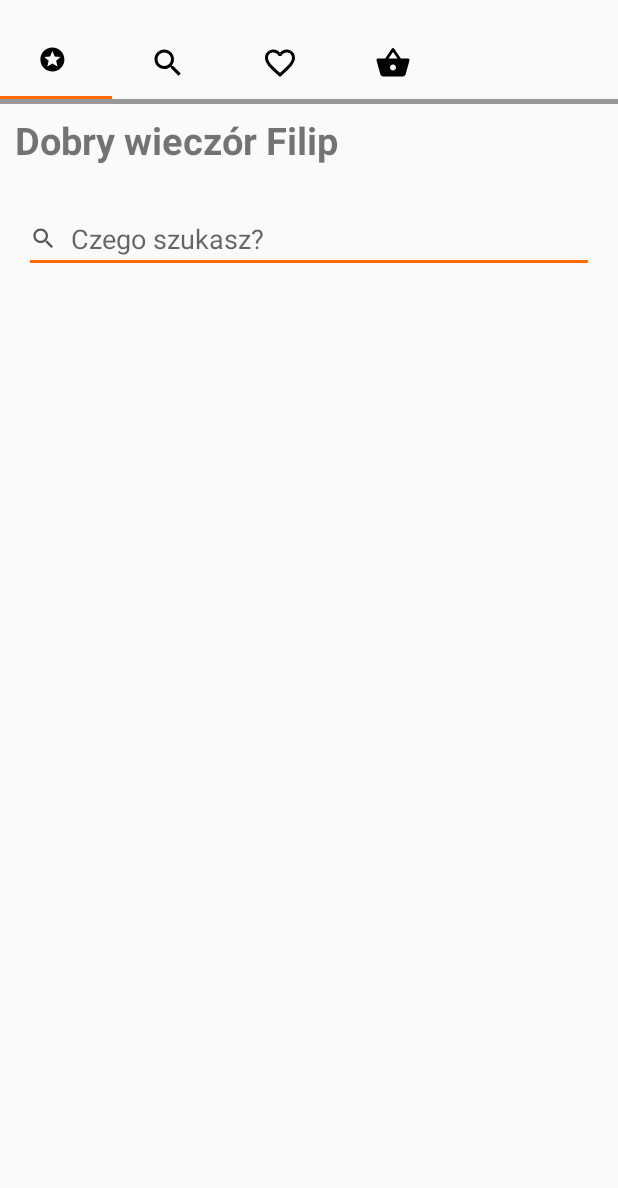
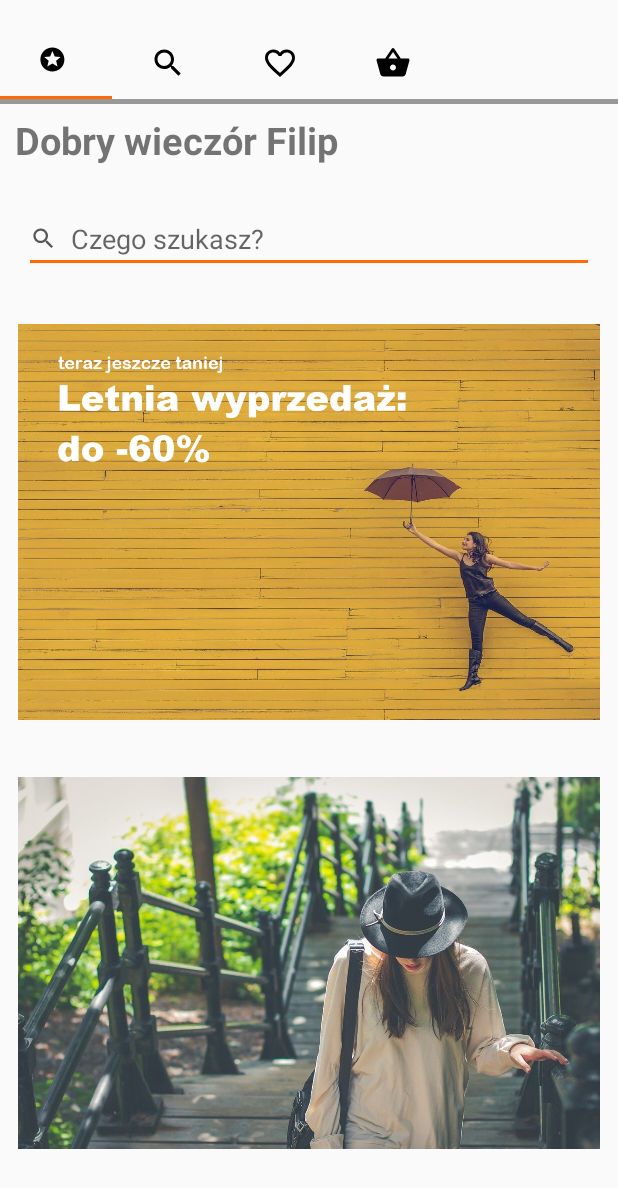
Before and after one commit to FSzczepanski/ZallandoApp, an Android app: the screen it shows after launch (MainActivity), on a phone screen of 412 x 824 dp. Shown: the top 1188 px of the screen. Run offline under Robolectric (Android 15) with nearby library versions, the phone set to English and light mode, and no system bars.

Commit message:
adding first compoments

```diff
--- a/app/src/main/res/layout/tab_main_page_fragment.xml
+++ b/app/src/main/res/layout/tab_main_page_fragment.xml
@@ -1,18 +1,29 @@
 <?xml version="1.0" encoding="utf-8"?>
-<LinearLayout xmlns:android="http://schemas.android.com/apk/res/android"
-    xmlns:tools="http://schemas.android.com/tools"
+<androidx.constraintlayout.widget.ConstraintLayout xmlns:android="http://schemas.android.com/apk/res/android"
+    xmlns:app="http://schemas.android.com/apk/res-auto"
+    android:orientation="vertical"
     android:layout_width="match_parent"
     android:layout_height="match_parent"
+    android:paddingBottom="58dp">
+    <ScrollView
+        android:layout_width="0dp"
+        android:layout_height="0dp"
+        app:layout_constraintTop_toTopOf="parent"
+        app:layout_constraintBottom_toBottomOf="parent"
+        app:layout_constraintLeft_toLeftOf="parent"
+        app:layout_constraintRight_toRightOf="parent">
+        <LinearLayout
+            android:layout_width="match_parent"
+            android:layout_height="wrap_content"
             android:orientation="vertical">
-
         <TextView
             android:id="@+id/text_dashboard"
             android:layout_width="wrap_content"
             android:layout_height="wrap_content"
             android:padding="10dp"
             android:text="Dobry wieczór Filip"
-        android:textStyle="bold"
-        android:textSize="25sp"/>
+            android:textSize="25sp"
+            android:textStyle="bold" />
 
         <EditText
             android:id="@+id/edittext"
@@ -23,11 +34,32 @@
             android:hint="  Czego szukasz?" />
 
 
+        <ImageView
+            android:id="@+id/imageLetni"
+            android:layout_width="400dp"
+            android:layout_height="300dp"
+            android:layout_gravity="center"
+            android:padding="6dp"
+            android:src="@drawable/letniawyprzedaz" />
 
-    <androidx.recyclerview.widget.RecyclerView
-        android:layout_marginTop="20dp"
-        android:id="@+id/recycleView2"
-        android:layout_width="match_parent"
-        android:layout_height="match_parent" />
+        <ImageView
+            android:id="@+id/ImageKapelusze"
+            android:layout_width="400dp"
+            android:layout_height="300dp"
+            android:layout_gravity="center"
+            android:padding="6dp"
+            android:src="@drawable/stylowekapelusze" />
 
+
+            <android.support.v7.widget.RecyclerView
+                android:id="@+id/recyclerview"
+                android:scrollbars="horizontal"
+                android:layout_width="wrap_content"
+                android:layout_height="wrap_content"
+                android:layout_centerVertical="true"
+                android:layout_centerHorizontal="true" />
         </LinearLayout>
+    </ScrollView>
+
+
+</androidx.constraintlayout.widget.ConstraintLayout>
```
Also changed, not shown: app/src/main/res/drawable/letniawyprzedaz.jpg (added), app/src/main/res/drawable/stylowekapelusze.jpg (added). Lines whose indentation alone changed are shown as unchanged.
